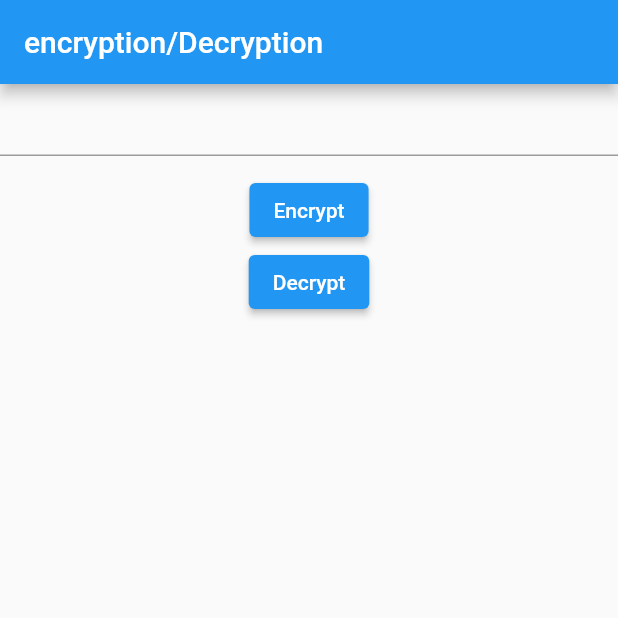
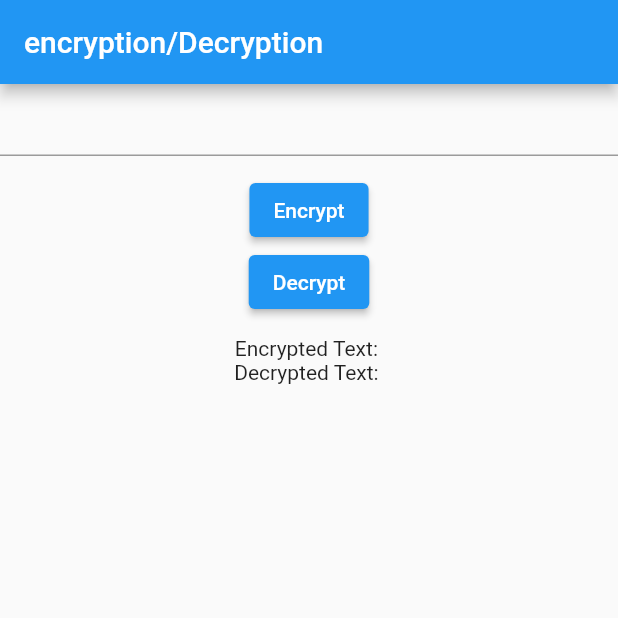
Before and after one commit to huzaifak08/Flutter-Check-App, a Flutter app: the screen it shows after launch, after a tap on "Encrypt", on a phone screen of 412 x 824 dp, the top half of it. Run offline on Flutter 3.47's test engine with Material 2 defaults, Android fonts, the phone set to English and light mode, and no system bars; our stand-ins replace cloud_firestore, convert, firebase_auth, firebase_core, firebase_messaging, flutter_local_notifications and 2 more; missing offline and left inert: app_settings, encrypt; accounts and stored records are empty.

Commit message:
Decryption done Allhamdullillah

```diff
--- a/lib/Encryption_Decryption/enc_dec.dart
+++ b/lib/Encryption_Decryption/enc_dec.dart
@@ -14,7 +14,11 @@ class FlutterEncDec extends StatefulWidget {
 class _FlutterEncDecState extends State<FlutterEncDec> {
   final passwordController = TextEditingController();
 
+  final encryptionKey =
+      base64.encode(List.generate(16, (_) => Random.secure().nextInt(256)));
+
   String? encrptedText;
+  String? decryptedText;
 
   @override
   Widget build(BuildContext context) {
@@ -28,10 +32,6 @@ class _FlutterEncDecState extends State<FlutterEncDec> {
           const SizedBox(height: 12),
           ElevatedButton(
               onPressed: () {
-                final password = 'mypassword';
-                final encryptionKey = base64.encode(
-                    List.generate(16, (_) => Random.secure().nextInt(256)));
-
                 print('Encrypted Key: ' + encryptionKey);
 
                 encryptString(passwordController.text, encryptionKey);
@@ -39,8 +39,18 @@ class _FlutterEncDecState extends State<FlutterEncDec> {
                 setState(() {});
               },
               child: Text('Encrypt')),
-          ElevatedButton(onPressed: () {}, child: Text('Decrypt')),
-          Text(encrptedText ?? ''),
+          ElevatedButton(
+              onPressed: () {
+                final decryptedText =
+                    decryptString(encrptedText!, encryptionKey);
+                print('Decrypted text: $decryptedText');
+
+                setState(() {});
+              },
+              child: Text('Decrypt')),
+          SizedBox(height: 12),
+          Text('Encrypted Text: ${encrptedText ?? ''}'),
+          Text('Decrypted Text: ${decryptedText ?? ''}'),
         ],
       ),
     );
@@ -63,4 +73,18 @@ class _FlutterEncDecState extends State<FlutterEncDec> {
 
     print('Encrypted hex: $encryptedHex');
   }
+
+  // Decryption:
+  String decryptString(String encryptedBase64, String keyString) {
+    final key = encrypt.Key.fromUtf8(keyString);
+    final iv = encrypt.IV.fromLength(16);
+    final encrypter = encrypt.Encrypter(encrypt.AES(key));
+
+    final encrypted = encrypt.Encrypted.fromBase64(encryptedBase64);
+    final decrypted = encrypter.decrypt(encrypted, iv: iv);
+
+    decryptedText = decrypted;
+
+    return decrypted;
+  }
 }
```
